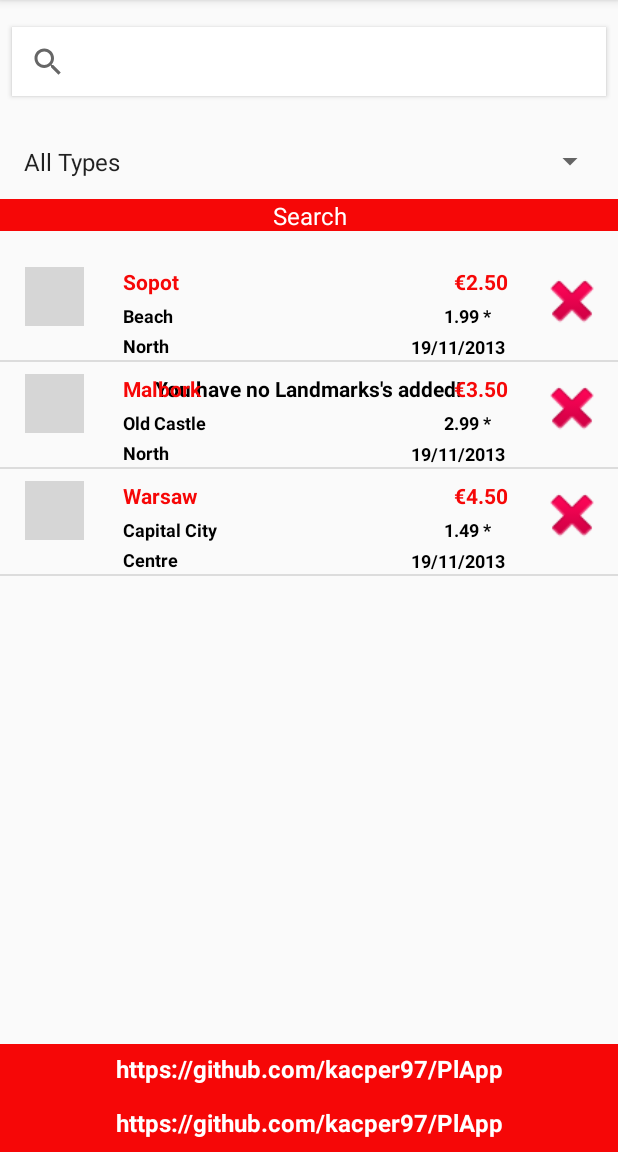
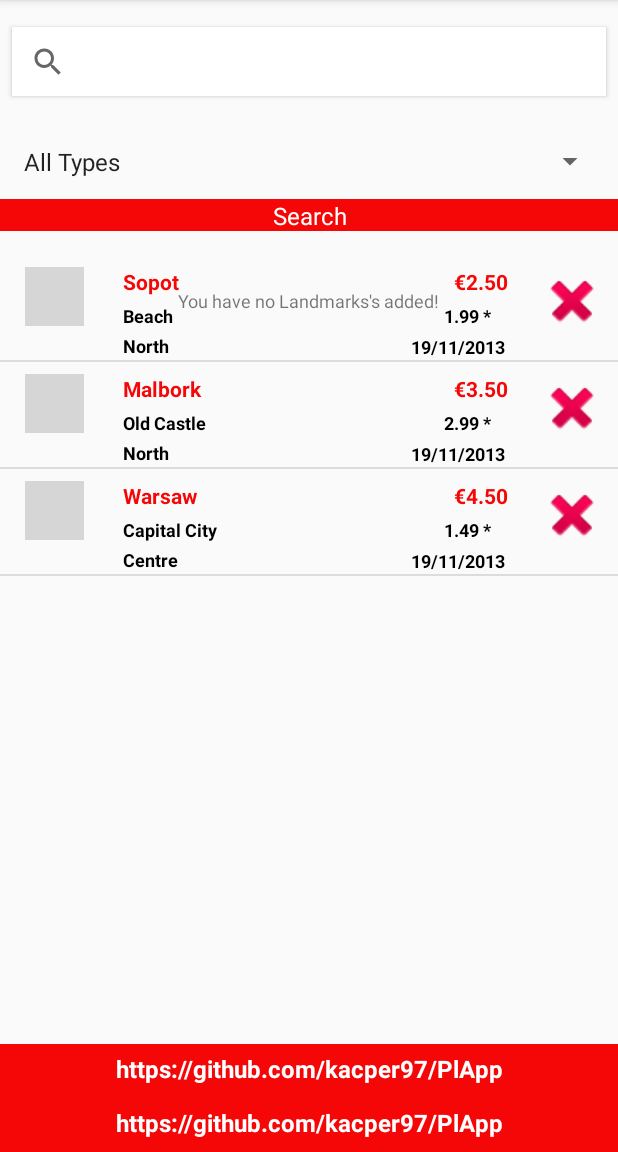
Before and after one commit to kacper97/PlApp, an Android app: the SearchFragment screen opened directly, with no data from a screen before it, on a phone screen of 412 x 824 dp, the part 84-1236 px from its top. Run offline under Robolectric (Android 15) with nearby library versions, the phone set to English and light mode, and no system bars; grey boxes are pictures that could not be loaded.

Commit message:
Fixing null pt

```diff
--- a/app/src/main/java/ie/wit/poland/fragments/LandmarkFragment.java
+++ b/app/src/main/java/ie/wit/poland/fragments/LandmarkFragment.java
@@ -226,7 +226,7 @@ public class LandmarkFragment  extends Fragment implements
 
     public void checkEmptyList(View v)
     {
-        TextView recentList = getActivity().findViewById(R.id.emptyList);
+        TextView recentList = v.findViewById(R.id.emptyList);
 
         if(activity.app.landmarkList.isEmpty())
             recentList.setText(getString(R.string.emptyMessageLbl));
```
